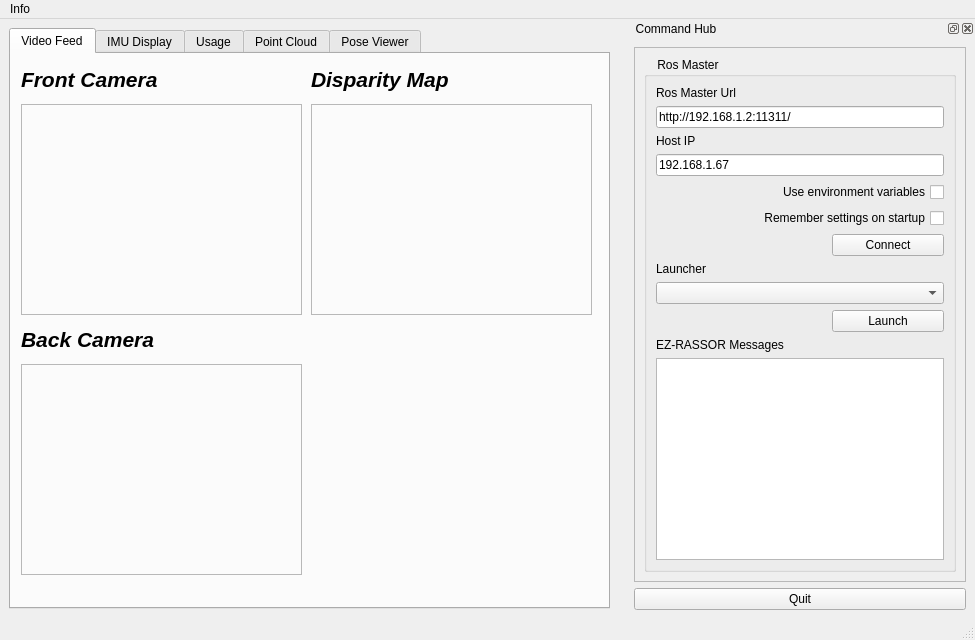
Before: the Qt Designer form packages/interfaces/ez_gui/ui/main_window.ui in FlaSpaceInst/EZ-RASSOR, drawn with Qt 5.
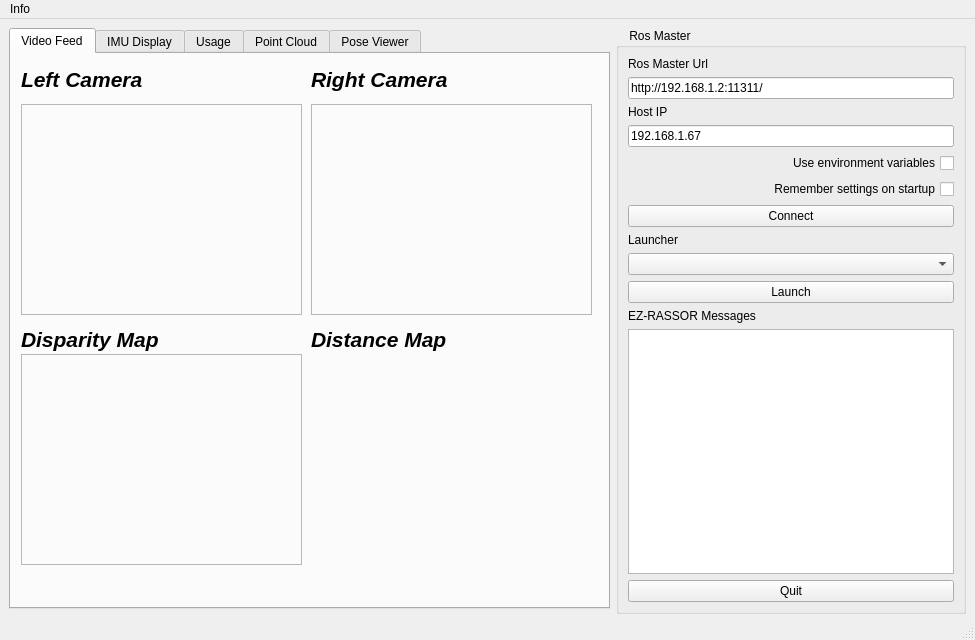
After: the same form once the commit is applied. Icons and pictures are not drawn.

Commit message: removed docking widget

Patch:
```diff
--- a/packages/interfaces/ez_gui/ui/main_window.ui
+++ b/packages/interfaces/ez_gui/ui/main_window.ui
@@ -86,8 +86,8 @@
        <widget class="QLabel" name="back_camera">
         <property name="geometry">
          <rect>
-          <x>10</x>
-          <y>310</y>
+          <x>300</x>
+          <y>50</y>
           <width>281</width>
           <height>211</height>
          </rect>
@@ -112,27 +112,27 @@
          </rect>
         </property>
         <property name="text">
-         <string>&lt;html&gt;&lt;head/&gt;&lt;body&gt;&lt;p&gt;&lt;span style=&quot; font-size:16pt; font-weight:600; font-style:italic;&quot;&gt;Front Camera&lt;/span&gt;&lt;/p&gt;&lt;/body&gt;&lt;/html&gt;</string>
+         <string>&lt;html&gt;&lt;head/&gt;&lt;body&gt;&lt;p&gt;&lt;span style=&quot; font-size:16pt; font-weight:600; font-style:italic;&quot;&gt;Left Camera&lt;/span&gt;&lt;/p&gt;&lt;/body&gt;&lt;/html&gt;</string>
         </property>
        </widget>
        <widget class="QLabel" name="label_10">
         <property name="geometry">
          <rect>
-          <x>10</x>
-          <y>270</y>
+          <x>300</x>
+          <y>10</y>
           <width>171</width>
           <height>31</height>
          </rect>
         </property>
         <property name="text">
-         <string>&lt;html&gt;&lt;head/&gt;&lt;body&gt;&lt;p&gt;&lt;span style=&quot; font-size:16pt; font-weight:600; font-style:italic;&quot;&gt;Back Camera&lt;/span&gt;&lt;/p&gt;&lt;/body&gt;&lt;/html&gt;</string>
+         <string>&lt;html&gt;&lt;head/&gt;&lt;body&gt;&lt;p&gt;&lt;span style=&quot; font-size:16pt; font-weight:600; font-style:italic;&quot;&gt;Right Camera&lt;/span&gt;&lt;/p&gt;&lt;/body&gt;&lt;/html&gt;</string>
         </property>
        </widget>
        <widget class="QLabel" name="disparity_camera">
         <property name="geometry">
          <rect>
-          <x>300</x>
-          <y>50</y>
+          <x>10</x>
+          <y>300</y>
           <width>281</width>
           <height>211</height>
          </rect>
@@ -147,8 +147,8 @@
        <widget class="QLabel" name="label_11">
         <property name="geometry">
          <rect>
-          <x>300</x>
-          <y>10</y>
+          <x>10</x>
+          <y>270</y>
           <width>171</width>
           <height>31</height>
          </rect>
@@ -176,6 +176,19 @@
          <string/>
         </property>
        </widget>
+       <widget class="QLabel" name="label_14">
+        <property name="geometry">
+         <rect>
+          <x>300</x>
+          <y>270</y>
+          <width>171</width>
+          <height>31</height>
+         </rect>
+        </property>
+        <property name="text">
+         <string>&lt;html&gt;&lt;head/&gt;&lt;body&gt;&lt;p&gt;&lt;span style=&quot; font-size:16pt; font-weight:600; font-style:italic;&quot;&gt;Distance Map&lt;/span&gt;&lt;/p&gt;&lt;/body&gt;&lt;/html&gt;</string>
+        </property>
+       </widget>
       </widget>
       <widget class="QWidget" name="tab_imu">
        <attribute name="title">
@@ -388,80 +401,36 @@
       </widget>
      </widget>
     </item>
-   </layout>
-  </widget>
-  <widget class="QMenuBar" name="menubar">
-   <property name="geometry">
-    <rect>
-     <x>0</x>
-     <y>0</y>
-     <width>975</width>
-     <height>18</height>
-    </rect>
-   </property>
-   <widget class="QMenu" name="menu_File">
-    <property name="title">
-     <string>Info</string>
-    </property>
-    <addaction name="separator"/>
-    <addaction name="actionAbout"/>
-    <addaction name="separator"/>
-    <addaction name="action_Quit"/>
-   </widget>
-   <addaction name="menu_File"/>
-  </widget>
-  <widget class="QStatusBar" name="statusbar"/>
-  <widget class="QDockWidget" name="dock_status">
-   <property name="sizePolicy">
-    <sizepolicy hsizetype="Minimum" vsizetype="Preferred">
-     <horstretch>0</horstretch>
-     <verstretch>0</verstretch>
-    </sizepolicy>
-   </property>
+    <item>
+     <widget class="QGroupBox" name="groupBox">
    <property name="minimumSize">
     <size>
      <width>350</width>
-     <height>600</height>
+        <height>586</height>
     </size>
    </property>
    <property name="maximumSize">
     <size>
      <width>350</width>
-     <height>600</height>
-    </size>
-   </property>
-   <property name="allowedAreas">
-    <set>Qt::RightDockWidgetArea</set>
-   </property>
-   <property name="windowTitle">
-    <string>  Command Hub</string>
-   </property>
-   <attribute name="dockWidgetArea">
-    <number>2</number>
-   </attribute>
-   <widget class="QWidget" name="dockWidgetContents_2">
-    <layout class="QVBoxLayout" name="verticalLayout">
-     <item>
-      <widget class="QFrame" name="frame">
-       <property name="sizePolicy">
-        <sizepolicy hsizetype="Minimum" vsizetype="Preferred">
-         <horstretch>0</horstretch>
-         <verstretch>0</verstretch>
-        </sizepolicy>
-       </property>
-       <property name="frameShape">
-        <enum>QFrame::StyledPanel</enum>
-       </property>
-       <property name="frameShadow">
-        <enum>QFrame::Raised</enum>
-       </property>
-       <layout class="QVBoxLayout" name="verticalLayout_3">
-        <item>
-         <widget class="QGroupBox" name="groupBox">
+        <height>586</height>
+       </size>
+      </property>
           <property name="title">
            <string>    Ros Master</string>
           </property>
           <layout class="QGridLayout" name="gridLayout">
+       <item row="0" column="0">
+        <layout class="QGridLayout" name="gridLayout_2">
+         <item row="4" column="0">
+          <widget class="QCheckBox" name="checkbox_use_environment">
+           <property name="layoutDirection">
+            <enum>Qt::RightToLeft</enum>
+           </property>
+           <property name="text">
+            <string>Use environment variables</string>
+           </property>
+          </widget>
+         </item>
            <item row="10" column="0">
             <widget class="QLabel" name="label_12">
              <property name="text">
@@ -469,67 +438,14 @@
              </property>
             </widget>
            </item>
-           <item row="1" column="0" colspan="2">
-            <widget class="QLineEdit" name="line_edit_master">
-             <property name="text">
-              <string>http://192.168.1.2:11311/</string>
-             </property>
-            </widget>
-           </item>
-           <item row="2" column="0">
-            <widget class="QLabel" name="label_2">
-             <property name="frameShape">
-              <enum>QFrame::NoFrame</enum>
-             </property>
-             <property name="frameShadow">
-              <enum>QFrame::Raised</enum>
-             </property>
-             <property name="text">
-              <string>Host IP</string>
-             </property>
-            </widget>
-           </item>
-           <item row="3" column="0" colspan="2">
+         <item row="3" column="0">
             <widget class="QLineEdit" name="line_edit_host">
              <property name="text">
               <string>192.168.1.67</string>
              </property>
             </widget>
            </item>
-           <item row="4" column="0" colspan="2">
-            <widget class="QCheckBox" name="checkbox_use_environment">
-             <property name="layoutDirection">
-              <enum>Qt::RightToLeft</enum>
-             </property>
-             <property name="text">
-              <string>Use environment variables</string>
-             </property>
-            </widget>
-           </item>
-           <item row="5" column="0" colspan="2">
-            <widget class="QCheckBox" name="checkbox_remember_settings">
-             <property name="layoutDirection">
-              <enum>Qt::RightToLeft</enum>
-             </property>
-             <property name="text">
-              <string>Remember settings on startup</string>
-             </property>
-            </widget>
-           </item>
            <item row="6" column="0">
-            <spacer name="horizontalSpacer">
-             <property name="orientation">
-              <enum>Qt::Horizontal</enum>
-             </property>
-             <property name="sizeHint" stdset="0">
-              <size>
-               <width>170</width>
-               <height>21</height>
-              </size>
-             </property>
-            </spacer>
-           </item>
-           <item row="6" column="1">
             <widget class="QPushButton" name="button_connect">
              <property name="enabled">
               <bool>true</bool>
@@ -564,52 +480,63 @@
              </property>
             </widget>
            </item>
-           <item row="8" column="0" colspan="2">
+         <item row="2" column="0">
+          <widget class="QLabel" name="label_2">
+           <property name="frameShape">
+            <enum>QFrame::NoFrame</enum>
+           </property>
+           <property name="frameShadow">
+            <enum>QFrame::Raised</enum>
+           </property>
+           <property name="text">
+            <string>Host IP</string>
+           </property>
+          </widget>
+         </item>
+         <item row="11" column="0">
+          <widget class="QListView" name="view_logging"/>
+         </item>
+         <item row="0" column="0">
+          <widget class="QLabel" name="label">
+           <property name="frameShape">
+            <enum>QFrame::NoFrame</enum>
+           </property>
+           <property name="frameShadow">
+            <enum>QFrame::Raised</enum>
+           </property>
+           <property name="text">
+            <string>Ros Master Url</string>
+           </property>
+          </widget>
+         </item>
+         <item row="8" column="0">
             <widget class="QComboBox" name="comboBox"/>
            </item>
-           <item row="9" column="1">
+         <item row="9" column="0">
             <widget class="QPushButton" name="button_launch">
              <property name="text">
               <string>Launch</string>
              </property>
             </widget>
            </item>
-           <item row="9" column="0">
-            <spacer name="horizontalSpacer_2">
-             <property name="orientation">
-              <enum>Qt::Horizontal</enum>
-             </property>
-             <property name="sizeHint" stdset="0">
-              <size>
-               <width>40</width>
-               <height>20</height>
-              </size>
-             </property>
-            </spacer>
-           </item>
-           <item row="0" column="0">
-            <widget class="QLabel" name="label">
-             <property name="frameShape">
-              <enum>QFrame::NoFrame</enum>
-             </property>
-             <property name="frameShadow">
-              <enum>QFrame::Raised</enum>
-             </property>
+         <item row="1" column="0">
+          <widget class="QLineEdit" name="line_edit_master">
+           <property name="text">
+            <string>http://192.168.1.2:11311/</string>
+           </property>
+          </widget>
+         </item>
+         <item row="5" column="0">
+          <widget class="QCheckBox" name="checkbox_remember_settings">
+           <property name="layoutDirection">
+            <enum>Qt::RightToLeft</enum>
+           </property>
              <property name="text">
-              <string>Ros Master Url</string>
+            <string>Remember settings on startup</string>
              </property>
             </widget>
            </item>
-           <item row="11" column="0" colspan="2">
-            <widget class="QListView" name="view_logging"/>
-           </item>
-          </layout>
-         </widget>
-        </item>
-       </layout>
-      </widget>
-     </item>
-     <item>
+         <item row="12" column="0">
       <widget class="QPushButton" name="quit_button">
        <property name="sizePolicy">
         <sizepolicy hsizetype="MinimumExpanding" vsizetype="Fixed">
@@ -623,8 +550,33 @@
       </widget>
      </item>
     </layout>
-   </widget>
+       </item>
+      </layout>
+     </widget>
+    </item>
+   </layout>
   </widget>
+  <widget class="QMenuBar" name="menubar">
+   <property name="geometry">
+    <rect>
+     <x>0</x>
+     <y>0</y>
+     <width>975</width>
+     <height>18</height>
+    </rect>
+   </property>
+   <widget class="QMenu" name="menu_File">
+    <property name="title">
+     <string>Info</string>
+    </property>
+    <addaction name="separator"/>
+    <addaction name="actionAbout"/>
+    <addaction name="separator"/>
+    <addaction name="action_Quit"/>
+   </widget>
+   <addaction name="menu_File"/>
+  </widget>
+  <widget class="QStatusBar" name="statusbar"/>
   <action name="action_Quit">
    <property name="text">
     <string>&amp;Quit</string>
```
Lines whose indentation alone changed are shown as unchanged. The commit also changes 2 other files.
